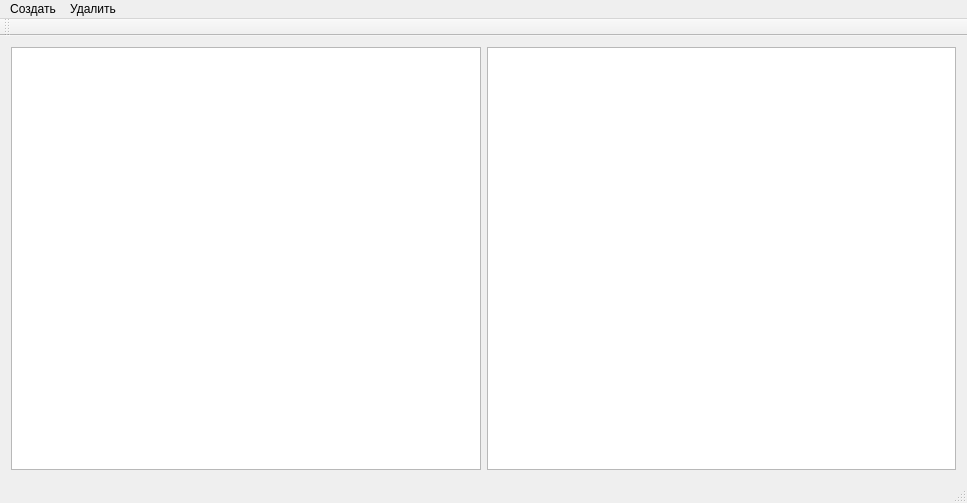
First picture: the form in mainwindow.ui, repository maksiplus19/db_courcwork_admin, before the edit.
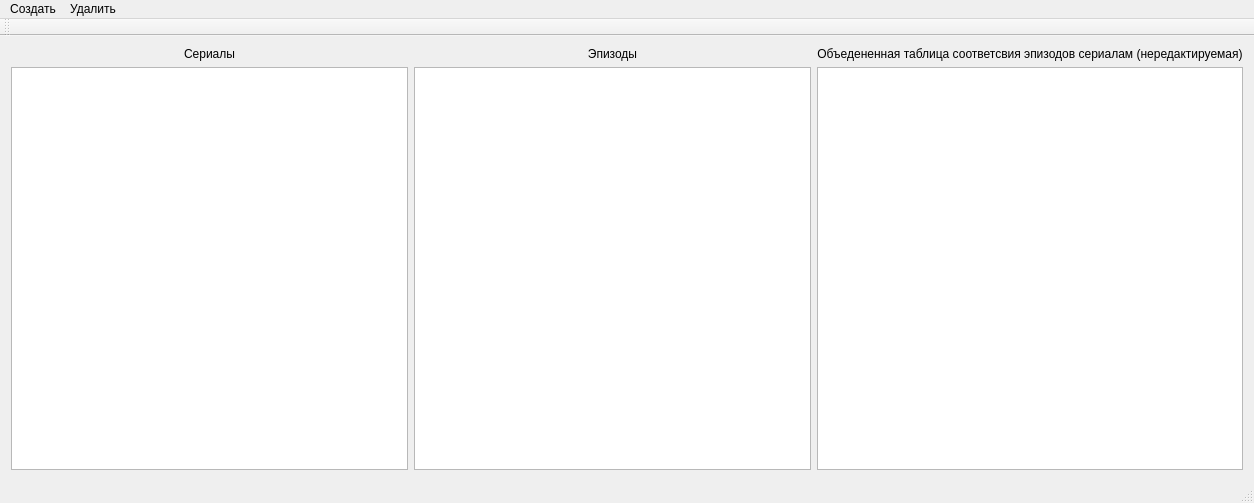
Second picture: the form after the edit.

The edit to the form file:
```diff
--- a/mainwindow.ui
+++ b/mainwindow.ui
@@ -6,7 +6,7 @@
    <rect>
     <x>0</x>
     <y>0</y>
-    <width>967</width>
+    <width>1254</width>
     <height>503</height>
    </rect>
   </property>
@@ -15,11 +15,35 @@
   </property>
   <widget class="QWidget" name="centralWidget">
    <layout class="QGridLayout" name="gridLayout">
-    <item row="0" column="1">
-     <widget class="QTableView" name="tableView_2"/>
+    <item row="1" column="1">
+     <widget class="QTableView" name="episodeTable"/>
+    </item>
+    <item row="1" column="0">
+     <widget class="QTableView" name="showTable"/>
+    </item>
+    <item row="1" column="2">
+     <widget class="QTableView" name="joinView"/>
     </item>
     <item row="0" column="0">
-     <widget class="QTableView" name="tableView"/>
+     <widget class="QLabel" name="label">
+      <property name="text">
+       <string>&lt;html&gt;&lt;head/&gt;&lt;body&gt;&lt;p align=&quot;center&quot;&gt;Сериалы&lt;/p&gt;&lt;/body&gt;&lt;/html&gt;</string>
+      </property>
+     </widget>
+    </item>
+    <item row="0" column="1">
+     <widget class="QLabel" name="label_2">
+      <property name="text">
+       <string>&lt;html&gt;&lt;head/&gt;&lt;body&gt;&lt;p align=&quot;center&quot;&gt;Эпизоды&lt;/p&gt;&lt;/body&gt;&lt;/html&gt;</string>
+      </property>
+     </widget>
+    </item>
+    <item row="0" column="2">
+     <widget class="QLabel" name="label_3">
+      <property name="text">
+       <string>&lt;html&gt;&lt;head/&gt;&lt;body&gt;&lt;p align=&quot;center&quot;&gt;Объедененная таблица соответсвия эпизодов сериалам (нередактируемая)&lt;/p&gt;&lt;/body&gt;&lt;/html&gt;</string>
+      </property>
+     </widget>
     </item>
    </layout>
   </widget>
@@ -28,7 +52,7 @@
     <rect>
      <x>0</x>
      <y>0</y>
-     <width>967</width>
+     <width>1254</width>
      <height>20</height>
     </rect>
    </property>
```
Left out of the diff: 5 changed lines with no effect on the pictures.
